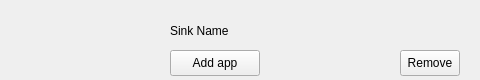
Above: RouteWidget.ui from skylineone044/simple-app-audio-router before the change; both pictures show x 330 to 810 and y 0 to 80 of the 810 by 80 pixel window. Below: the same form after it.
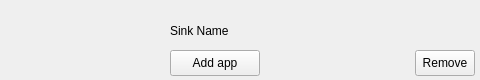
That is the form after the change.

Commit message: adjust widget and window size, so there is not a horizontal scrollbar with the default window width

```diff
--- a/RouteWidget.ui
+++ b/RouteWidget.ui
@@ -28,7 +28,7 @@
   <widget class="QPushButton" name="removeSinkButton">
    <property name="geometry">
     <rect>
-     <x>730</x>
+     <x>745</x>
      <y>50</y>
      <width>60</width>
      <height>26</height>
```
The commit also changes 1 other file.
